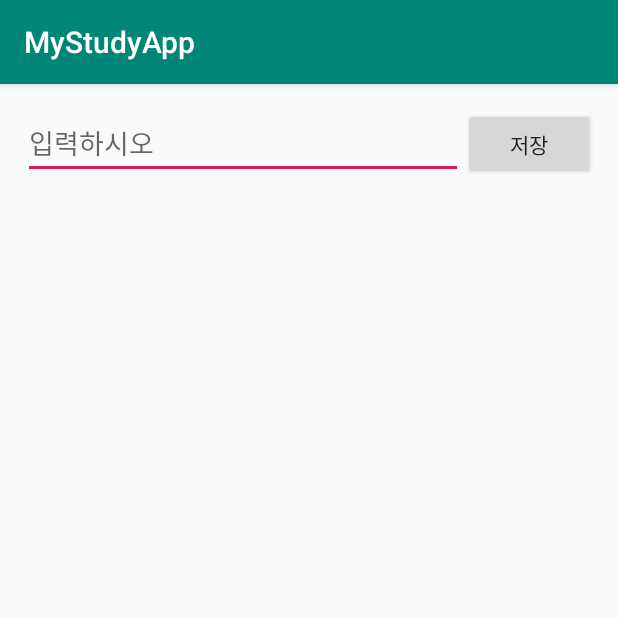
After one commit to Mo0k94/MyStudyApp, an Android app: the RoomTestActivitiy screen opened directly, with no data from a screen before it, on a phone screen of 412 x 824 dp, the top half of it. The commit adds this screen. Run offline under Robolectric (Android 15) with nearby library versions, the phone set to English and light mode, and no system bars; our stand-ins replace EventBus, Room's generated code; libraries missing offline, so code that uses them is left out: android.arch.persistence.

Commit message:
CheckBox 리스트뷰에  Room(DB) 적용 (getAll,Insert,update)

```diff
--- a/app/build.gradle
+++ b/app/build.gradle
@@ -44,5 +44,9 @@ dependencies {
     // HTML parser위한 jsoup 라이브러리
     implementation 'org.jsoup:jsoup:1.9.2'
 
+    // SQLite 대체 ->  Room 라이브러리
+    implementation 'android.arch.persistence.room:runtime:1.1.1'
+    annotationProcessor 'android.arch.persistence.room:compiler:1.1.1'
+
 
 }
--- a/app/src/main/AndroidManifest.xml
+++ b/app/src/main/AndroidManifest.xml
@@ -16,7 +16,8 @@
         android:theme="@style/AppTheme"
         android:usesCleartextTraffic="true"
         tools:ignore="GoogleAppIndexingWarning">
-        <activity android:name=".CheckListViewActivity"></activity>
+        <activity android:name=".RoomTestActivitiy"></activity>
+        <activity android:name=".CheckListViewActivity" />
         <activity android:name=".activities.HTMLParserActivity" />
         <activity android:name=".activities.Retrofit2Activity" />
         <activity
--- a/app/src/main/java/com/example/mystudyapp/ListViewActivity.java
+++ b/app/src/main/java/com/example/mystudyapp/ListViewActivity.java
@@ -94,6 +94,7 @@ public class ListViewActivity extends AppCompatActivity {
         addItem("23) Retrofit2", "2019-09-28 ", Retrofit2Activity.class);
         addItem("24) HTMLParser", "2019-10-05 ", HTMLParserActivity.class);
         addItem("25) CheckListView", "2019-10-09", CheckListViewActivity.class);
+        addItem("26) Room라이브러리", "2019-10-13", RoomTestActivitiy.class);
 
         Collections.reverse(mDataList);
         mAdapter = new MyAdapter(mDataList);
--- /dev/null
+++ b/app/src/main/java/com/example/mystudyapp/Room/AppDataBase.java
@@ -0,0 +1,13 @@
+package com.example.mystudyapp.Room;
+
+import android.arch.persistence.room.Database;
+import android.arch.persistence.room.RoomDatabase;
+
+
+@Database(entities = {Todo2.class}, version = 1, exportSchema = false)
+public abstract class AppDataBase extends RoomDatabase {
+
+    public abstract TodoDao todoDao();
+
+
+}
--- /dev/null
+++ b/app/src/main/java/com/example/mystudyapp/Room/TodoDao.java
@@ -0,0 +1,31 @@
+package com.example.mystudyapp.Room;
+
+import android.arch.persistence.room.Dao;
+import android.arch.persistence.room.Delete;
+import android.arch.persistence.room.Insert;
+import android.arch.persistence.room.Query;
+import android.arch.persistence.room.Update;
+
+import java.util.List;
+
+@Dao
+public interface TodoDao {
+
+
+    @Query("SELECT * FROM Todo2")
+    List<Todo2> getAll();
+
+
+    @Insert
+    void insertTodo(Todo2 todo);
+
+
+    @Query("UPDATE Todo2 SET title =:check, checkGb=:checkGb WHERE id = :id")
+    void updateTodo2(String check,Integer checkGb,int id);
+
+    @Delete
+    void deleteTodo(Todo2 todo);
+
+    @Update
+    void updateTodo(Todo2 todo2);
+}
--- /dev/null
+++ b/app/src/main/java/com/example/mystudyapp/RoomTestActivitiy.java
@@ -0,0 +1,187 @@
+package com.example.mystudyapp;
+
+import android.annotation.SuppressLint;
+import android.app.ActivityOptions;
+import android.arch.persistence.db.SupportSQLiteDatabase;
+import android.arch.persistence.room.Room;
+import android.arch.persistence.room.migration.Migration;
+import android.content.Intent;
+import android.os.Build;
+import android.support.annotation.NonNull;
+import android.support.v7.app.AppCompatActivity;
+import android.os.Bundle;
+import android.support.v7.widget.RecyclerView;
+import android.util.Log;
+import android.view.View;
+import android.widget.Button;
+import android.widget.EditText;
+import android.widget.TextView;
+import android.widget.Toast;
+
+import com.example.mystudyapp.Room.AppDataBase;
+import com.example.mystudyapp.Room.Todo;
+import com.example.mystudyapp.Room.Todo2;
+import com.example.mystudyapp.adapters.RoomRecyclerAdapter;
+import com.example.mystudyapp.models.Check;
+
+import org.greenrobot.eventbus.EventBus;
+import org.greenrobot.eventbus.Subscribe;
+
+import java.util.ArrayList;
+import java.util.List;
+
+public class RoomTestActivitiy extends AppCompatActivity {
+
+
+    private EditText mEdit_txt;
+    private Button mSaveBtn;
+
+    private String material = "";
+
+    private RoomRecyclerAdapter mAdapter;
+    private List<Check> checkList;
+
+    private Integer checkGb = 0;
+
+    private RecyclerView mRecycler_view;
+
+    private AppDataBase db = null;
+    @Override
+    protected void onCreate(Bundle savedInstanceState) {
+        super.onCreate(savedInstanceState);
+        setContentView(R.layout.activity_room_test_activitiy);
+
+        mEdit_txt = findViewById(R.id.edit_txt);
+        mSaveBtn = findViewById(R.id.save_btn);
+
+        mRecycler_view = findViewById(R.id.check_recycler);
+
+
+        checkList = new ArrayList<Check>();
+
+
+                 db = Room.databaseBuilder(this, AppDataBase.class, "todo2_db")
+                .allowMainThreadQueries()
+                .addMigrations(MIGRATION_2_3)
+                .build();
+
+
+        getList();
+
+        //db.todoDao().getAll().toString();
+
+
+
+//        for(int i=0; i<db.todoDao().getAll().size();i++) {
+//            Log.d("TAG","todoDao size : " + i + " 번째" + db.todoDao().getAll().get(i).getTitle());
+//           // mResult.setText(db.todoDao().getAll().get(i).getTitle());
+//        }
+
+
+        // Insert
+        mSaveBtn.setOnClickListener(new View.OnClickListener() {
+            @Override
+            public void onClick(View view) {
+
+
+                material = mEdit_txt.getText().toString();
+
+                checkGb = 0;
+                Check dept = new Check(material, checkGb);
+
+                checkList.add(dept);
+
+                db.todoDao().insertTodo(new Todo2(material, checkGb));
+
+                mAdapter = new RoomRecyclerAdapter(RoomTestActivitiy.this, checkList);
+                //mCustomAdapter.notifyDataSetChanged();
+                mRecycler_view.setAdapter(mAdapter);
+
+
+                //mResult.setText(db.todoDao().getAll().toString());
+            }
+        });
+
+
+    }
+
+
+    @Override
+    protected void onStart() {
+        super.onStart();
+        EventBus.getDefault().register(this);
+    }
+
+    @Override
+    protected void onStop() {
+        super.onStop();
+        EventBus.getDefault().unregister(this);
+    }
+
+
+    // 보낸이 : MemoRecyclerAdapter
+    @SuppressLint("RestrictedApi")
+    @Subscribe
+    public void onItemClick(RoomRecyclerAdapter.ItemClickEvent event) {
+        Toast.makeText(getApplicationContext(), "" + (event.position),
+                Toast.LENGTH_SHORT).show();
+        if (checkList.get(event.position).getCheck() == 1) {
+            checkGb = 0;
+            Check check = new Check(checkList.get(event.position).getCheckText(), checkGb);
+            checkList.set(event.position,check);
+            //db.todoDao().updateTodo(new Todo2(checkList.get(event.position).getCheckText(),checkGb));
+            db.todoDao().updateTodo2(checkList.get(event.position).getCheckText(),checkGb,event.position+1);
+            mAdapter = new RoomRecyclerAdapter(RoomTestActivitiy.this, checkList);
+
+            mAdapter.update(checkList, event.position);
+
+        } else {
+            Log.d("TAG","checkList checkGb = 0일때 !!");
+            checkGb = 1;
+            Check check = new Check(checkList.get(event.position).getCheckText(), checkGb);
+            checkList.set(event.position,check);
+            //db.todoDao().updateTodo(new Todo2(checkList.get(event.position).getCheckText(),checkGb));
+            db.todoDao().updateTodo2(checkList.get(event.position).getCheckText(),checkGb,event.position+1);
+            mAdapter = new RoomRecyclerAdapter(RoomTestActivitiy.this, checkList);
+
+
+
+            mAdapter.update(checkList, event.position);
+
+            Log.d("TAG","onItemClick : update!!!!!!" + db.todoDao().getAll().get(event.position).getCheckGb());
+        }
+
+        //mCustomAdapter.notifyDataSetChanged();
+        mRecycler_view.setAdapter(mAdapter);
+
+
+        Log.d("TAG","onItemClick : " + checkList.get(event.position).getCheck());
+        mAdapter.setChecked(event.position);
+        // Data 변경시 호출 Adapter에 Data 변경 사실을 알려줘서 Update 함.
+       // mAdapter.notifyDataSetChanged();
+
+    }
+
+    public void getList(){
+        for (int i = 0; i < db.todoDao().getAll().size(); i++) {
+            Log.d("TAG", "todoDao size : " + i + " 번째" + db.todoDao().getAll().get(i).getTitle());
+            Log.d("TAG", "todoDao size : " + i + " 번째" + db.todoDao().getAll().get(i).getCheckGb());
+            Check check = new Check(db.todoDao().getAll().get(i).getTitle(), db.todoDao().getAll().get(i).getCheckGb());
+            checkList.add(check);
+
+            mAdapter = new RoomRecyclerAdapter(RoomTestActivitiy.this, checkList);
+            mRecycler_view.setAdapter(mAdapter);
+
+        }
+    }
+
+    static final Migration MIGRATION_2_3 = new Migration(2, 3) {
+
+
+        @Override
+        public void migrate(SupportSQLiteDatabase database) {
+            // Since we didn't alter the table, there's nothing else to do here.
+        }
+    };
+
+}
--- /dev/null
+++ b/app/src/main/res/layout/activity_room_test_activitiy.xml
@@ -0,0 +1,38 @@
+<?xml version="1.0" encoding="utf-8"?>
+<LinearLayout xmlns:android="http://schemas.android.com/apk/res/android"
+    xmlns:app="http://schemas.android.com/apk/res-auto"
+    xmlns:tools="http://schemas.android.com/tools"
+    android:layout_width="match_parent"
+    android:layout_height="match_parent"
+    android:orientation="vertical"
+    tools:context=".RoomTestActivitiy">
+
+    <LinearLayout
+        android:layout_width="match_parent"
+        android:layout_height="wrap_content"
+        android:layout_margin="15dp"
+        android:orientation="horizontal">
+    <EditText
+        android:id="@+id/edit_txt"
+        android:layout_width="match_parent"
+        android:layout_height="wrap_content"
+        android:layout_weight="1"
+        android:hint="입력하시오" />
+
+    <Button
+        android:id="@+id/save_btn"
+        android:layout_width="wrap_content"
+        android:layout_height="wrap_content"
+        android:text="저장" />
+
+
+    </LinearLayout>
+    <android.support.v7.widget.RecyclerView
+        android:id="@+id/check_recycler"
+        android:layout_width="match_parent"
+        android:layout_height="wrap_content"
+        app:spanCount="2"
+        android:layout_weight="1
+"
+        app:layoutManager="android.support.v7.widget.StaggeredGridLayoutManager" />
+</LinearLayout>
```
Also changed, not shown: app/src/main/java/com/example/mystudyapp/CheckListViewActivity.java (+8 -7 lines), app/src/main/java/com/example/mystudyapp/Room/Todo.java (added, +52 -0 lines), app/src/main/java/com/example/mystudyapp/Room/Todo2.java (added, +54 -0 lines), app/src/main/java/com/example/mystudyapp/adapters/RoomRecyclerAdapter.java (added, +157 -0 lines), app/src/main/java/com/example/mystudyapp/models/Check.java (+4 -4 lines), app/src/main/res/layout/item_room.xml (added, +33 -0 lines).
